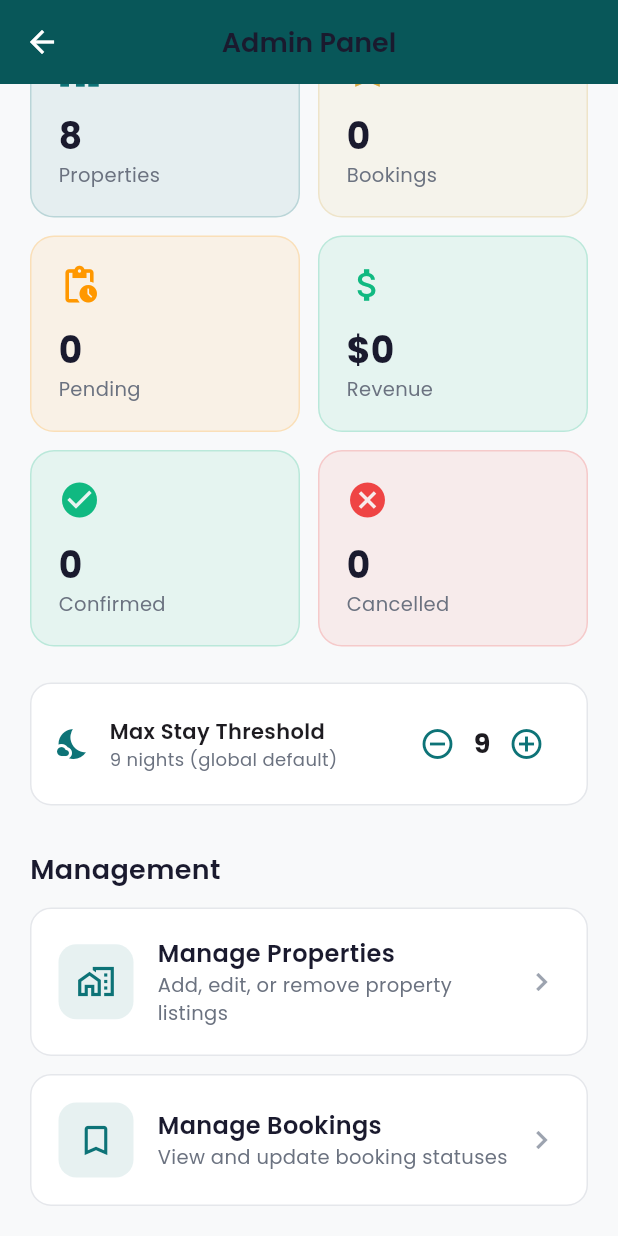
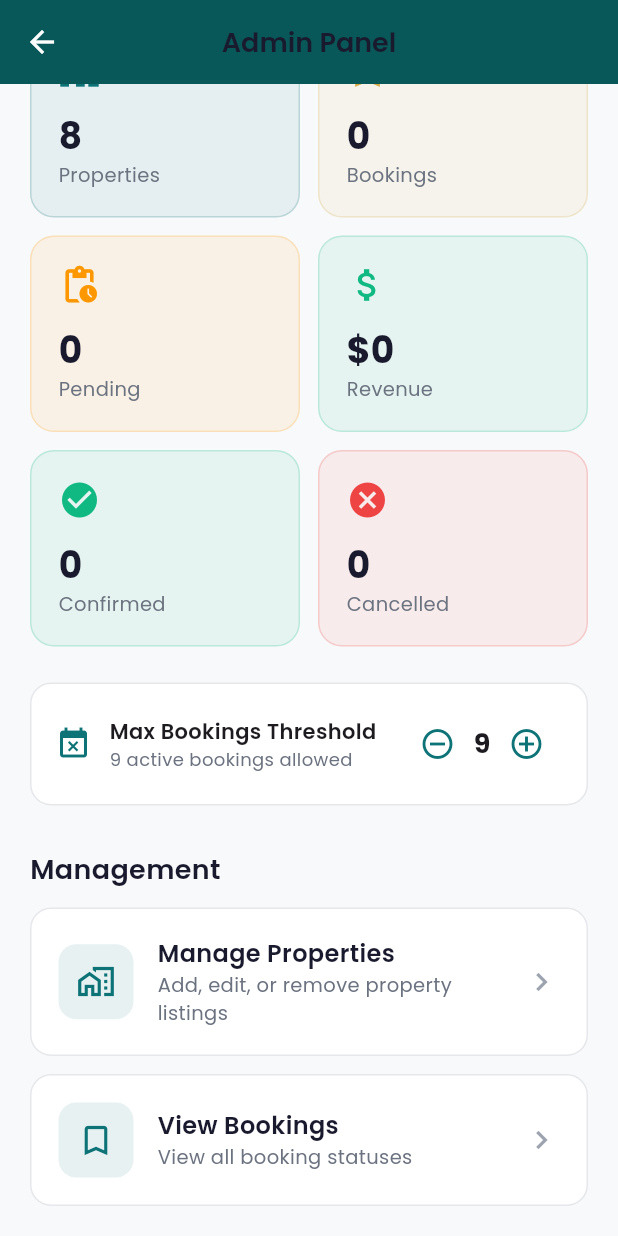
Before and after one commit to ManziMoise/topnotch_homes, a Flutter app: the AdminDashboardScreen screen opened directly, scrolled down 109 dp, after a tap on the "remove circle outline" icon, on a phone screen of 412 x 824 dp. Run offline on Flutter 3.47's test engine with Material 3 defaults, Android fonts, the phone set to English and light mode, and no system bars; our stand-ins replace cached_network_image, flutter_local_notifications, flutter_map, google_fonts, latlong2; accounts and stored records are empty.

Commit message:
Added changes on the admin dash
Added changes on the admin dash

```diff
--- a/lib/screens/admin/admin_dashboard_screen.dart
+++ b/lib/screens/admin/admin_dashboard_screen.dart
@@ -123,7 +123,7 @@ class _AdminDashboardScreenState extends State<AdminDashboardScreen> {
             ),
             const SizedBox(height: 24),
 
-            // Max stay threshold setting
+            // Max active bookings threshold
             Container(
               padding: const EdgeInsets.all(16),
               decoration: BoxDecoration(
@@ -133,21 +133,21 @@ class _AdminDashboardScreenState extends State<AdminDashboardScreen> {
               ),
               child: Row(
                 children: [
-                  const Icon(Icons.nights_stay, color: AppColors.primary),
+                  const Icon(Icons.event_busy, color: AppColors.primary),
                   const SizedBox(width: 12),
                   Expanded(
                     child: Column(
                       crossAxisAlignment: CrossAxisAlignment.start,
                       children: [
                         Text(
-                          'Max Stay Threshold',
+                          'Max Bookings Threshold',
                           style: GoogleFonts.poppins(
                             fontSize: 14,
                             fontWeight: FontWeight.w600,
                           ),
                         ),
                         Text(
-                          '${settingsService.globalMaxBookingDays} nights (global default)',
+                          '${settingsService.maxActiveBookings} active bookings allowed',
                           style: GoogleFonts.poppins(
                             fontSize: 12,
                             color: AppColors.textSecondary,
@@ -161,13 +161,13 @@ class _AdminDashboardScreenState extends State<AdminDashboardScreen> {
                       IconButton(
                         icon: const Icon(Icons.remove_circle_outline),
                         color: AppColors.primary,
-                        onPressed: settingsService.globalMaxBookingDays > 1
-                            ? () => settingsService.setGlobalMaxBookingDays(
-                                settingsService.globalMaxBookingDays - 1)
+                        onPressed: settingsService.maxActiveBookings > 1
+                            ? () => settingsService.setMaxActiveBookings(
+                                settingsService.maxActiveBookings - 1)
                             : null,
                       ),
                       Text(
-                        '${settingsService.globalMaxBookingDays}',
+                        '${settingsService.maxActiveBookings}',
                         style: GoogleFonts.poppins(
                           fontSize: 18,
                           fontWeight: FontWeight.w700,
@@ -176,9 +176,9 @@ class _AdminDashboardScreenState extends State<AdminDashboardScreen> {
                       IconButton(
                         icon: const Icon(Icons.add_circle_outline),
                         color: AppColors.primary,
-                        onPressed: settingsService.globalMaxBookingDays < 30
-                            ? () => settingsService.setGlobalMaxBookingDays(
-                                settingsService.globalMaxBookingDays + 1)
+                        onPressed: settingsService.maxActiveBookings < 100
+                            ? () => settingsService.setMaxActiveBookings(
+                                settingsService.maxActiveBookings + 1)
                             : null,
                       ),
                     ],
@@ -212,12 +212,12 @@ class _AdminDashboardScreenState extends State<AdminDashboardScreen> {
             const SizedBox(height: 12),
             _AdminActionTile(
               icon: Icons.bookmark_border,
-              title: 'Manage Bookings',
-              subtitle: 'View and update booking statuses',
+              title: 'View Bookings',
+              subtitle: 'View all booking statuses',
               onTap: () => Navigator.push(
                 context,
                 MaterialPageRoute(
-                  builder: (_) => const ManageBookingsScreen(),
+                  builder: (_) => const ManageBookingsScreen(canManage: false),
                 ),
               ),
             ),
@@ -386,21 +386,21 @@ class _AdminDashboardBodyState extends State<_AdminDashboardBody> {
             ),
             child: Row(
               children: [
-                const Icon(Icons.nights_stay, color: AppColors.primary),
+                const Icon(Icons.event_busy, color: AppColors.primary),
                 const SizedBox(width: 12),
                 Expanded(
                   child: Column(
                     crossAxisAlignment: CrossAxisAlignment.start,
                     children: [
                       Text(
-                        'Max Stay Threshold',
+                        'Max Bookings Threshold',
                         style: GoogleFonts.poppins(
                           fontSize: 14,
                           fontWeight: FontWeight.w600,
                         ),
                       ),
                       Text(
-                        '${settingsService.globalMaxBookingDays} nights (global default)',
+                        '${settingsService.maxActiveBookings} active bookings allowed',
                         style: GoogleFonts.poppins(
                           fontSize: 12,
                           color: AppColors.textSecondary,
@@ -414,13 +414,13 @@ class _AdminDashboardBodyState extends State<_AdminDashboardBody> {
                     IconButton(
                       icon: const Icon(Icons.remove_circle_outline),
                       color: AppColors.primary,
-                      onPressed: settingsService.globalMaxBookingDays > 1
-                          ? () => settingsService.setGlobalMaxBookingDays(
-                              settingsService.globalMaxBookingDays - 1)
+                      onPressed: settingsService.maxActiveBookings > 1
+                          ? () => settingsService.setMaxActiveBookings(
+                              settingsService.maxActiveBookings - 1)
                           : null,
                     ),
                     Text(
-                      '${settingsService.globalMaxBookingDays}',
+                      '${settingsService.maxActiveBookings}',
                       style: GoogleFonts.poppins(
                         fontSize: 18,
                         fontWeight: FontWeight.w700,
@@ -429,9 +429,9 @@ class _AdminDashboardBodyState extends State<_AdminDashboardBody> {
                     IconButton(
                       icon: const Icon(Icons.add_circle_outline),
                       color: AppColors.primary,
-                      onPressed: settingsService.globalMaxBookingDays < 30
-                          ? () => settingsService.setGlobalMaxBookingDays(
-                              settingsService.globalMaxBookingDays + 1)
+                      onPressed: settingsService.maxActiveBookings < 100
+                          ? () => settingsService.setMaxActiveBookings(
+                              settingsService.maxActiveBookings + 1)
                           : null,
                     ),
                   ],
@@ -463,12 +463,12 @@ class _AdminDashboardBodyState extends State<_AdminDashboardBody> {
           const SizedBox(height: 12),
           _AdminActionTile(
             icon: Icons.bookmark_border,
-            title: 'Manage Bookings',
-            subtitle: 'View and update booking statuses',
+            title: 'View Bookings',
+            subtitle: 'View all booking statuses',
             onTap: () => Navigator.push(
               context,
               MaterialPageRoute(
-                builder: (_) => const ManageBookingsScreen(),
+                builder: (_) => const ManageBookingsScreen(canManage: false),
               ),
             ),
           ),
--- a/lib/screens/booking/booking_form_screen.dart
+++ b/lib/screens/booking/booking_form_screen.dart
@@ -30,7 +30,6 @@ class _BookingFormScreenState extends State<BookingFormScreen> {
   DateTime? _checkIn;
   DateTime? _checkOut;
   int _guests = 1;
-  late int _maxStay;
 
   @override
   void initState() {
@@ -43,9 +42,6 @@ class _BookingFormScreenState extends State<BookingFormScreen> {
       _phoneController.text = user.phone;
       _emailController.text = user.email;
     }
-    // Get max stay
-    final settingsService = SettingsService();
-    _maxStay = settingsService.getMaxStayForProperty(widget.property.maxStayDays);
   }
 
   int get _nights =>
@@ -108,10 +104,13 @@ class _BookingFormScreenState extends State<BookingFormScreen> {
       return;
     }
 
-    if (_nights > _maxStay) {
+    // Check max active bookings threshold
+    final settingsService = context.read<SettingsService>();
+    final activeBookings = _bookingService.pendingCount + _bookingService.confirmedCount;
+    if (activeBookings >= settingsService.maxActiveBookings) {
       ScaffoldMessenger.of(context).showSnackBar(
         SnackBar(
-          content: Text('Maximum stay is $_maxStay nights for this property'),
+          content: Text('Booking limit reached (${settingsService.maxActiveBookings} active bookings). Please try again later.'),
           backgroundColor: AppColors.error,
         ),
       );
@@ -239,28 +238,10 @@ class _BookingFormScreenState extends State<BookingFormScreen> {
                   style: GoogleFonts.poppins(
                     fontSize: 14,
                     fontWeight: FontWeight.w500,
-                    color: _nights > _maxStay ? AppColors.error : AppColors.primary,
+                    color: AppColors.primary,
                   ),
                 ),
-                if (_nights > _maxStay)
-                  Text(
-                    'Maximum stay is $_maxStay nights',
-                    style: GoogleFonts.poppins(
-                      fontSize: 12,
-                      color: AppColors.error,
-                    ),
-                  ),
               ],
-              Padding(
-                padding: const EdgeInsets.only(top: 4),
-                child: Text(
-                  'Max stay: $_maxStay nights',
-                  style: GoogleFonts.poppins(
-                    fontSize: 12,
-                    color: AppColors.textLight,
-                  ),
-                ),
-              ),
               const SizedBox(height: 24),
 
               // Guests
--- a/lib/screens/shell/staff_shell_screen.dart
+++ b/lib/screens/shell/staff_shell_screen.dart
@@ -49,8 +49,8 @@ class _StaffShellScreenState extends State<StaffShellScreen> {
       ));
       items.add(_DrawerNavItem(
         icon: Icons.bookmark_border,
-        label: 'Manage Bookings',
-        builder: () => const ManageBookingsScreen(),
+        label: 'View Bookings',
+        builder: () => const ManageBookingsScreen(canManage: false),
       ));
     }
 
--- a/lib/services/settings_service.dart
+++ b/lib/services/settings_service.dart
@@ -1,20 +1,14 @@
 import 'package:flutter/material.dart';
 
 class SettingsService extends ChangeNotifier {
-  int _globalMaxBookingDays = 10;
+  int _maxActiveBookings = 10;
 
-  int get globalMaxBookingDays => _globalMaxBookingDays;
+  int get maxActiveBookings => _maxActiveBookings;
 
-  void setGlobalMaxBookingDays(int days) {
-    if (days > 0 && days <= 30) {
-      _globalMaxBookingDays = days;
+  void setMaxActiveBookings(int count) {
+    if (count > 0 && count <= 100) {
+      _maxActiveBookings = count;
       notifyListeners();
     }
   }
-
-  /// Returns the effective max stay for a property.
-  /// Uses per-property override if set, otherwise global default.
-  int getMaxStayForProperty(int? propertyMaxDays) {
-    return propertyMaxDays ?? _globalMaxBookingDays;
-  }
 }
```
Also changed, not shown: lib/screens/admin/manage_bookings_screen.dart (+8 -2 lines).
